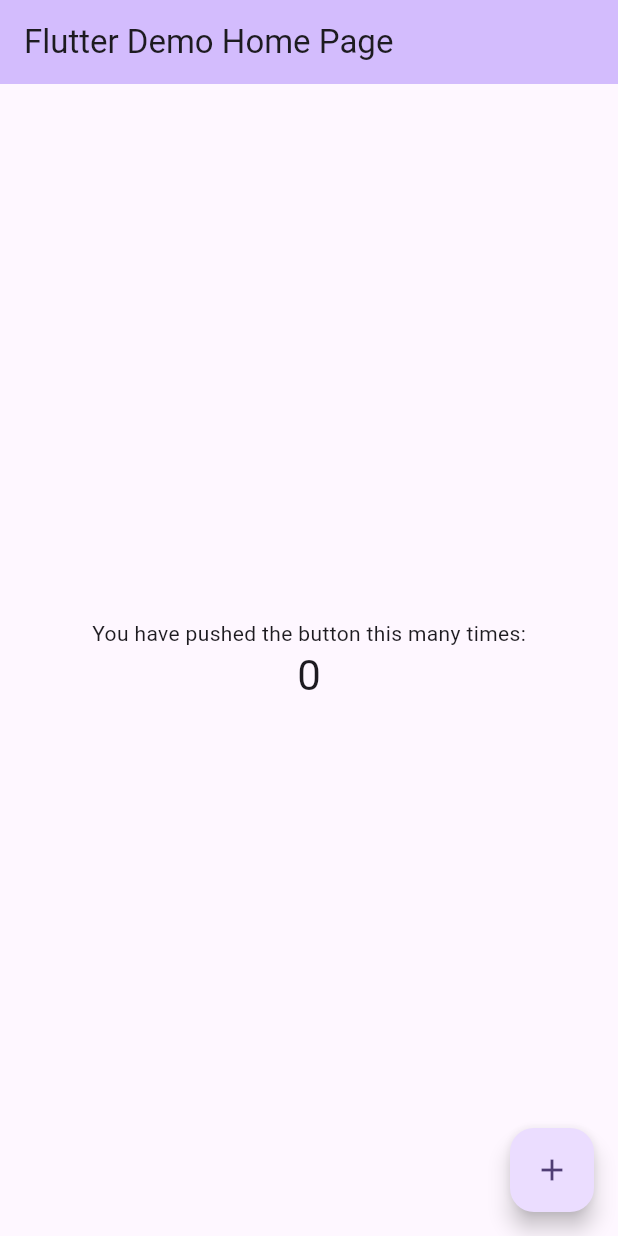
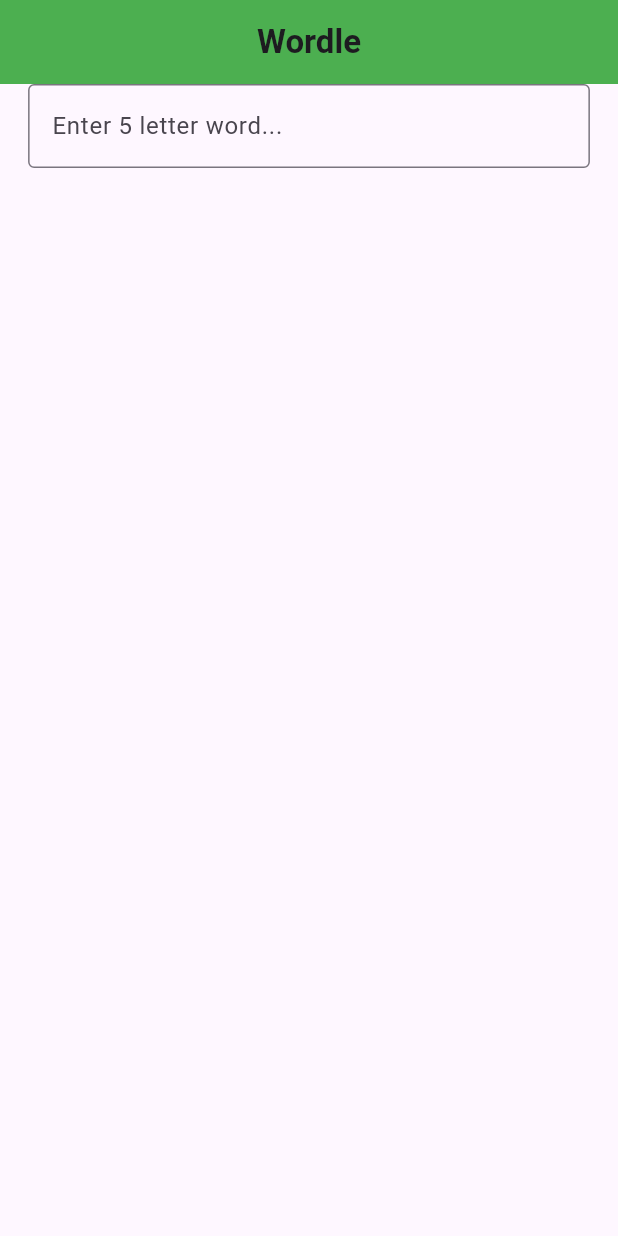
Before and after one commit to Riley-Howley/Flutter_Wordle, a Flutter app: the screen it shows after launch, on a phone screen of 412 x 824 dp. Run offline on Flutter 3.47's test engine with Material 2 defaults, Android fonts, the phone set to English and light mode, and no system bars.

Commit message:
Add the default game screen with little logic

```diff
--- /dev/null
+++ b/lib/UI/game_screen.dart
@@ -0,0 +1,153 @@
+import 'package:flutter/material.dart';
+
+// ignore: must_be_immutable
+class GameScreen extends StatefulWidget {
+  GameScreen({super.key});
+
+  @override
+  State<GameScreen> createState() => _GameScreenState();
+}
+
+class _GameScreenState extends State<GameScreen> {
+  List<String> guess = [];
+
+  @override
+  Widget build(BuildContext context) {
+    TextEditingController controller = TextEditingController();
+    return Scaffold(
+      appBar: AppBar(
+        backgroundColor: Colors.green,
+        title: Text(
+          "Wordle",
+          style: TextStyle(
+            fontWeight: FontWeight.bold,
+          ),
+        ),
+        centerTitle: true,
+      ),
+      body: SingleChildScrollView(
+        child: Center(
+          child: Container(
+            height: MediaQuery.of(context).size.height,
+            child: Column(children: [
+              Container(
+                child: Column(
+                  children: guess
+                      .map((e) => Column(
+                            children: [
+                              WordleText(e),
+                            ],
+                          ))
+                      .toList(),
+                ),
+              ),
+              Container(
+                width: MediaQuery.of(context).size.width / 1.1,
+                child: TextFormField(
+                  onFieldSubmitted: (value) {
+                    setState(() {
+                      guess.add(controller.text);
+                    });
+                  },
+                  controller: controller,
+                  decoration: InputDecoration(
+                    hintText: "Enter 5 letter word...",
+                    border: OutlineInputBorder(),
+                  ),
+                ),
+              )
+            ]),
+          ),
+        ),
+      ),
+    );
+  }
+}
+
+// ignore: must_be_immutable
+class WordleText extends StatelessWidget {
+  String text;
+  WordleText(this.text);
+
+  @override
+  Widget build(BuildContext context) {
+    return Container(
+      margin: EdgeInsets.only(bottom: 20, top: 20),
+      child: Row(
+        mainAxisAlignment: MainAxisAlignment.spaceEvenly,
+        children: [
+          Container(
+            width: 70,
+            height: 70,
+            decoration: BoxDecoration(
+                color: Colors.red,
+                borderRadius: BorderRadius.all(Radius.circular(25))),
+            padding: EdgeInsets.all(6),
+            child: Center(
+              child: Text(
+                text[0],
+                style: TextStyle(fontSize: 44),
+              ),
+            ),
+          ),
+          Container(
+            width: 70,
+            height: 70,
+            decoration: BoxDecoration(
+                color: Colors.red,
+                borderRadius: BorderRadius.all(Radius.circular(25))),
+            padding: EdgeInsets.all(6),
+            child: Center(
+              child: Text(
+                text[1],
+                style: TextStyle(fontSize: 44),
+              ),
+            ),
+          ),
+          Container(
+            width: 70,
+            height: 70,
+            decoration: BoxDecoration(
+                color: Colors.red,
+                borderRadius: BorderRadius.all(Radius.circular(25))),
+            padding: EdgeInsets.all(6),
+            child: Center(
+              child: Text(
+                text[2],
+                style: TextStyle(fontSize: 44),
+              ),
+            ),
+          ),
+          Container(
+            width: 70,
+            height: 70,
+            decoration: BoxDecoration(
+                color: Colors.red,
+                borderRadius: BorderRadius.all(Radius.circular(25))),
+            padding: EdgeInsets.all(6),
+            child: Center(
+              child: Text(
+                text[3],
+                style: TextStyle(fontSize: 44),
+              ),
+            ),
+          ),
+          Container(
+            width: 70,
+            height: 70,
+            decoration: BoxDecoration(
+                color: Colors.red,
+                borderRadius: BorderRadius.all(Radius.circular(25))),
+            padding: EdgeInsets.all(6),
+            child: Center(
+              child: Text(
+                text[4],
+                style: TextStyle(fontSize: 44),
+              ),
+            ),
+          ),
+        ],
+      ),
+    );
+  }
+}
--- a/lib/main.dart
+++ b/lib/main.dart
@@ -1,4 +1,5 @@
 import 'package:flutter/material.dart';
+import 'package:flutter_wordle/UI/game_screen.dart';
 
 void main() {
   runApp(const MyApp());
@@ -7,119 +8,16 @@ void main() {
 class MyApp extends StatelessWidget {
   const MyApp({super.key});
 
-  // This widget is the root of your application.
   @override
   Widget build(BuildContext context) {
     return MaterialApp(
-      title: 'Flutter Demo',
+      debugShowCheckedModeBanner: false,
+      title: 'Flutter Wordle',
       theme: ThemeData(
-        // This is the theme of your application.
-        //
-        // TRY THIS: Try running your application with "flutter run". You'll see
-        // the application has a blue toolbar. Then, without quitting the app,
-        // try changing the seedColor in the colorScheme below to Colors.green
-        // and then invoke "hot reload" (save your changes or press the "hot
-        // reload" button in a Flutter-supported IDE, or press "r" if you used
-        // the command line to start the app).
-        //
-        // Notice that the counter didn't reset back to zero; the application
-        // state is not lost during the reload. To reset the state, use hot
-        // restart instead.
-        //
-        // This works for code too, not just values: Most code changes can be
-        // tested with just a hot reload.
         colorScheme: ColorScheme.fromSeed(seedColor: Colors.deepPurple),
         useMaterial3: true,
       ),
-      home: const MyHomePage(title: 'Flutter Demo Home Page'),
+      home: GameScreen(),
     );
   }
 }
-
-class MyHomePage extends StatefulWidget {
-  const MyHomePage({super.key, required this.title});
-
-  // This widget is the home page of your application. It is stateful, meaning
-  // that it has a State object (defined below) that contains fields that affect
-  // how it looks.
-
-  // This class is the configuration for the state. It holds the values (in this
-  // case the title) provided by the parent (in this case the App widget) and
-  // used by the build method of the State. Fields in a Widget subclass are
-  // always marked "final".
-
-  final String title;
-
-  @override
-  State<MyHomePage> createState() => _MyHomePageState();
-}
-
-class _MyHomePageState extends State<MyHomePage> {
-  int _counter = 0;
-
-  void _incrementCounter() {
-    setState(() {
-      // This call to setState tells the Flutter framework that something has
-      // changed in this State, which causes it to rerun the build method below
-      // so that the display can reflect the updated values. If we changed
-      // _counter without calling setState(), then the build method would not be
-      // called again, and so nothing would appear to happen.
-      _counter++;
-    });
-  }
-
-  @override
-  Widget build(BuildContext context) {
-    // This method is rerun every time setState is called, for instance as done
-    // by the _incrementCounter method above.
-    //
-    // The Flutter framework has been optimized to make rerunning build methods
-    // fast, so that you can just rebuild anything that needs updating rather
-    // than having to individually change instances of widgets.
-    return Scaffold(
-      appBar: AppBar(
-        // TRY THIS: Try changing the color here to a specific color (to
-        // Colors.amber, perhaps?) and trigger a hot reload to see the AppBar
-        // change color while the other colors stay the same.
-        backgroundColor: Theme.of(context).colorScheme.inversePrimary,
-        // Here we take the value from the MyHomePage object that was created by
-        // the App.build method, and use it to set our appbar title.
-        title: Text(widget.title),
-      ),
-      body: Center(
-        // Center is a layout widget. It takes a single child and positions it
-        // in the middle of the parent.
-        child: Column(
-          // Column is also a layout widget. It takes a list of children and
-          // arranges them vertically. By default, it sizes itself to fit its
-          // children horizontally, and tries to be as tall as its parent.
-          //
-          // Column has various properties to control how it sizes itself and
-          // how it positions its children. Here we use mainAxisAlignment to
-          // center the children vertically; the main axis here is the vertical
-          // axis because Columns are vertical (the cross axis would be
-          // horizontal).
-          //
-          // TRY THIS: Invoke "debug painting" (choose the "Toggle Debug Paint"
-          // action in the IDE, or press "p" in the console), to see the
-          // wireframe for each widget.
-          mainAxisAlignment: MainAxisAlignment.center,
-          children: <Widget>[
-            const Text(
-              'You have pushed the button this many times:',
-            ),
-            Text(
-              '$_counter',
-              style: Theme.of(context).textTheme.headlineMedium,
-            ),
-          ],
-        ),
-      ),
-      floatingActionButton: FloatingActionButton(
-        onPressed: _incrementCounter,
-        tooltip: 'Increment',
-        child: const Icon(Icons.add),
-      ), // This trailing comma makes auto-formatting nicer for build methods.
-    );
-  }
-}
```
Also changed, not shown: 1 other file.
